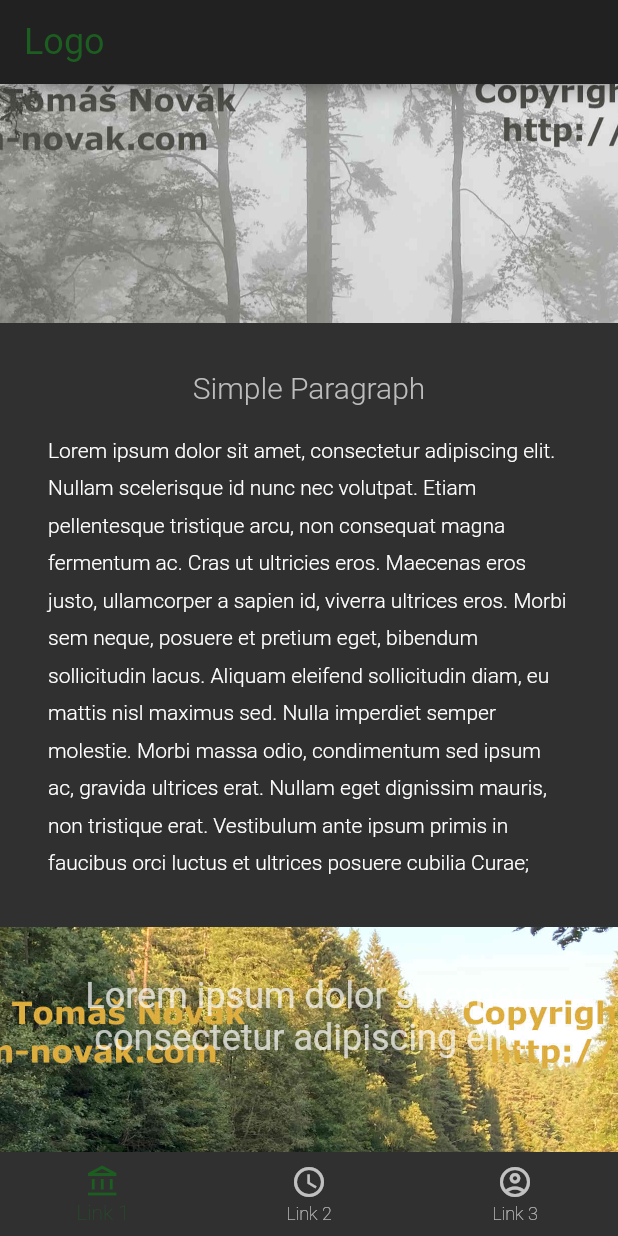
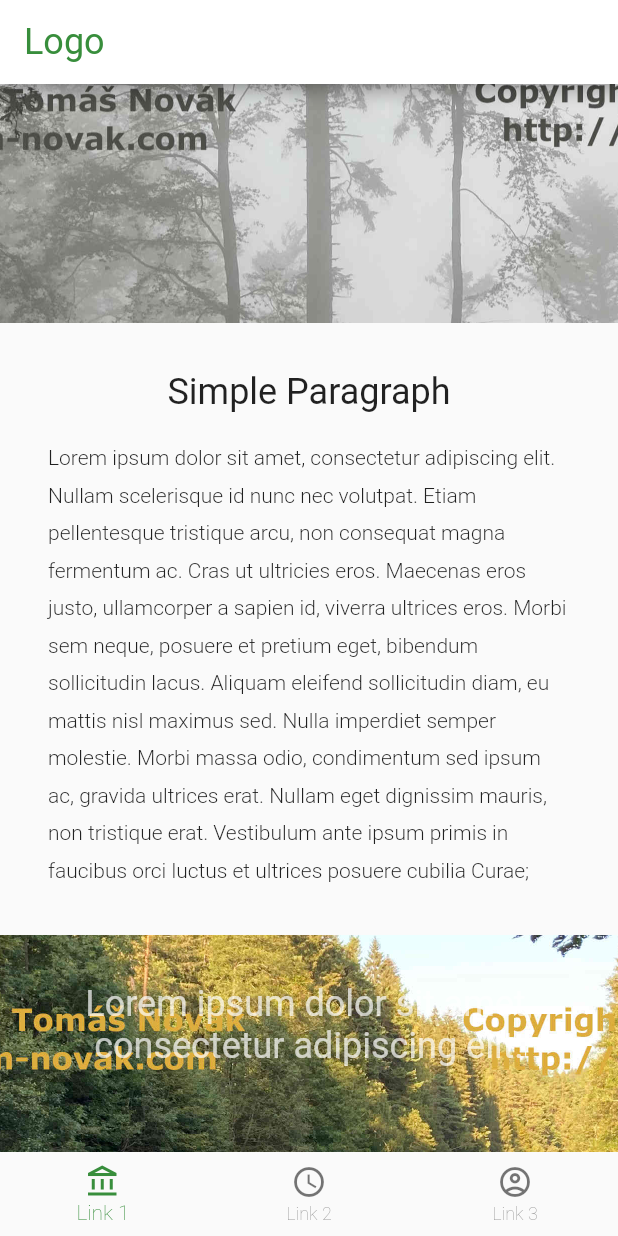
Before and after one commit to tom-novak/jet-landing-page, a Flutter app: the screen it shows after launch, scrolled down 1728 dp, on a phone screen of 412 x 824 dp. Run offline on Flutter 3.47's test engine with Material 2 defaults, Android fonts, the phone set to English and light mode, and no system bars.

Commit message:
Text styles updated

```diff
--- a/example/lib/main.dart
+++ b/example/lib/main.dart
@@ -13,10 +13,10 @@ var appTheme = ThemeData(
       headline1: typography.black.headline1.copyWith(color: accentColor, fontSize: 48),
       headline2: typography.black.headline2.copyWith(color: accentColor, fontSize: 24),
       headline3: typography.black.headline3.copyWith(fontSize: 24),
-      headline4: typography.black.headline4.copyWith(fontSize: 24),
+      headline4: typography.white.headline4.copyWith(fontSize: 24),
       headline6: typography.white.headline6.copyWith(fontWeight: FontWeight.w300),
-      bodyText1: typography.white.bodyText1.copyWith(fontWeight: FontWeight.w300),
-      bodyText2: typography.white.bodyText2.copyWith(fontWeight: FontWeight.w100),
+      bodyText1: typography.black.bodyText1.copyWith(fontWeight: FontWeight.w300, height: 1.75),
+      bodyText2: typography.white.bodyText2.copyWith(fontWeight: FontWeight.w200),
   ),
   bottomNavigationBarTheme: BottomNavigationBarThemeData(
     selectedItemColor: accentColor,
@@ -34,8 +34,8 @@ var darkTheme = ThemeData(
     headline3: typography.white.headline3.copyWith(fontSize: 24),
     headline4: typography.white.headline4.copyWith(fontSize: 24),
     headline6: typography.white.headline6.copyWith(color: Colors.grey[400], fontWeight: FontWeight.w300),
-    bodyText1: typography.white.bodyText1.copyWith(fontWeight: FontWeight.w300),
-    bodyText2: typography.white.bodyText2.copyWith(color: Colors.grey[400], fontWeight: FontWeight.w100),
+    bodyText1: typography.white.bodyText1.copyWith(fontWeight: FontWeight.w300, height: 1.75),
+    bodyText2: typography.white.bodyText2.copyWith(color: Colors.grey[400], fontWeight: FontWeight.w200),
   ),
 );
 
@@ -50,7 +50,6 @@ class MyApp extends StatelessWidget {
       title: 'Flutter Demo',
       theme: appTheme,
       darkTheme: darkTheme,
-      themeMode: ThemeMode.dark,
       home: ExamplePage(),
     );
   }
--- a/lib/src/widget/simple_paragraph.dart
+++ b/lib/src/widget/simple_paragraph.dart
@@ -35,13 +35,13 @@ class SimpleParagraph extends StatelessWidget {
                 padding: const EdgeInsets.only(bottom: 16.0),
                 child: Text(
                     title,
-                    style: titleStyle ?? Theme.of(context).textTheme.headline6,
+                    style: titleStyle ?? Theme.of(context).textTheme.headline5,
                   ),
               )
               : SizedBox.shrink(),
           Text(
             text,
-            style: textStyle ?? Theme.of(context).textTheme.bodyText1.copyWith(height: 1.75),
+            style: textStyle ?? Theme.of(context).textTheme.bodyText1,
             textAlign: textAlign ?? defaultTextAlign,
           ),
         ],
```
